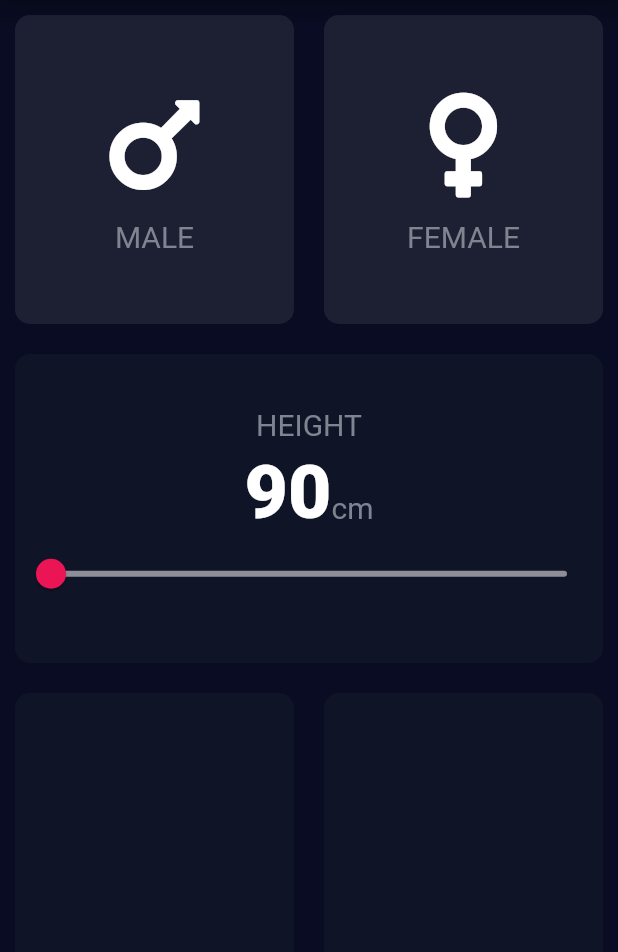
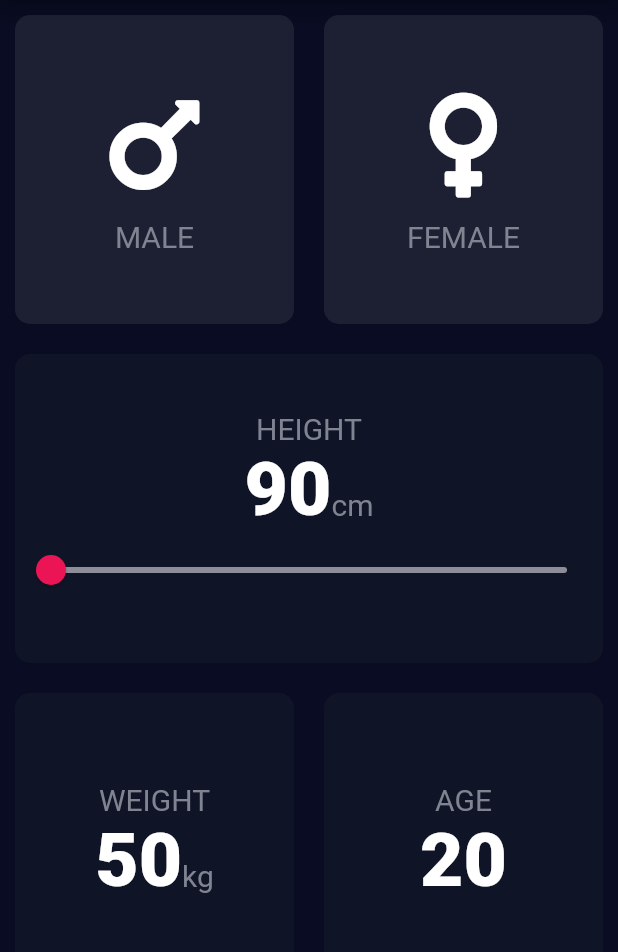
Before and after one commit to RohitIslam/BMI-Calculator, a Flutter app: the screen it shows after launch, on a phone screen of 412 x 824 dp, the part 84-1036 px from its top. Run offline on Flutter 3.47's test engine with Material 2 defaults, Android fonts, the phone set to English and light mode, and no system bars; our stand-ins replace font_awesome_flutter.

Commit message:
Weight and Age card setted up

```diff
--- a/lib/pages/input_page.dart
+++ b/lib/pages/input_page.dart
@@ -16,6 +16,8 @@ class InputPage extends StatefulWidget {
 class _InputPageState extends State<InputPage> {
   Gender selectedGender;
   int usersHeight = 90;
+  int usersWeight = 50;
+  int usersAge = 20;
 
   @override
   Widget build(BuildContext context) {
@@ -81,9 +83,6 @@ class _InputPageState extends State<InputPage> {
                       style: kLabelTextStyle,
                     ),
                   ),
-                  SizedBox(
-                    height: 5,
-                  ),
                   Row(
                     mainAxisAlignment: MainAxisAlignment.center,
                     crossAxisAlignment: CrossAxisAlignment.baseline,
@@ -121,11 +120,54 @@ class _InputPageState extends State<InputPage> {
                 Expanded(
                   child: ReusableCard(
                     cardColor: kMidContainerColor,
+                    cardChild: Column(
+                      mainAxisAlignment: MainAxisAlignment.center,
+                      children: <Widget>[
+                        Text(
+                          "WEIGHT",
+                          style: kLabelTextStyle,
+                        ),
+                        Row(
+                          mainAxisAlignment: MainAxisAlignment.center,
+                          crossAxisAlignment: CrossAxisAlignment.baseline,
+                          textBaseline: TextBaseline.alphabetic,
+                          children: <Widget>[
+                            Text(
+                              usersWeight.toString(),
+                              style: kNumberTextStyle,
+                            ),
+                            Text(
+                              "kg",
+                              style: kLabelTextStyle,
+                            ),
+                          ],
+                        ),
+                        SizedBox(
+                          height: 5,
+                        ),
+                      ],
+                    ),
                   ),
                 ),
                 Expanded(
                   child: ReusableCard(
                     cardColor: kMidContainerColor,
+                    cardChild: Column(
+                      mainAxisAlignment: MainAxisAlignment.center,
+                      children: <Widget>[
+                        Text(
+                          "AGE",
+                          style: kLabelTextStyle,
+                        ),
+                        Text(
+                          usersAge.toString(),
+                          style: kNumberTextStyle,
+                        ),
+                        SizedBox(
+                          height: 5,
+                        ),
+                      ],
+                    ),
                   ),
                 ),
               ],
```
